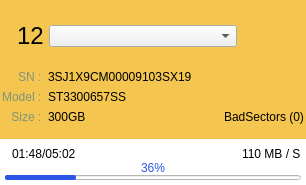
Old version of the form untitled/panelwidget.ui in the repository pastoria/hdses.
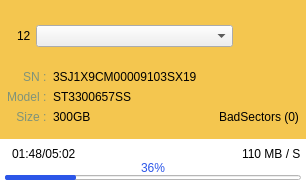
New version of the form.

Commit message: add float panel widget feature

Patch:
```diff
--- a/untitled/panelwidget.ui
+++ b/untitled/panelwidget.ui
@@ -14,11 +14,7 @@
    <string>PanelWidget</string>
   </property>
   <property name="styleSheet">
-   <string notr="true">#PanelWidget {
-		border-radius: 5px;
-}
-
-#widget_info {
+   <string notr="true">#widget_info {
 	background-color: #f4c64f;
 }
 
@@ -26,27 +22,10 @@
 	background-color: #ffffff;
 }
 
-#label_number {
-	font-size: 24px;
-}
-
 #label_1, #label_2, #label_3 {
-	font-size: 12px;
 	color: #809379;
 }
 
-#label_sn, #label_model, #label_size, #label_badsectors {
-   font-size: 12px;
-}
-
-#label_icon_l, #label_icon_r {
-	font-size: 12px; 
-}
-
-#label_status_l, #label_status_r {
-	font-size: 12px; 
-}
-
 #label_progress {
 	color: #2c56e8;
 }
@@ -82,6 +61,12 @@
      <property name="spacing">
       <number>0</number>
      </property>
+     <property name="leftMargin">
+      <number>0</number>
+     </property>
+     <property name="rightMargin">
+      <number>0</number>
+     </property>
      <item>
       <widget class="QWidget" name="widget_info" native="true">
        <layout class="QHBoxLayout" name="horizontalLayout_8">
@@ -193,6 +178,12 @@
           </item>
           <item>
            <layout class="QHBoxLayout" name="horizontalLayout_3" stretch="0,1">
+            <property name="leftMargin">
+             <number>5</number>
+            </property>
+            <property name="rightMargin">
+             <number>5</number>
+            </property>
             <property name="bottomMargin">
              <number>0</number>
             </property>
```
The commit also changes 3 other files.
